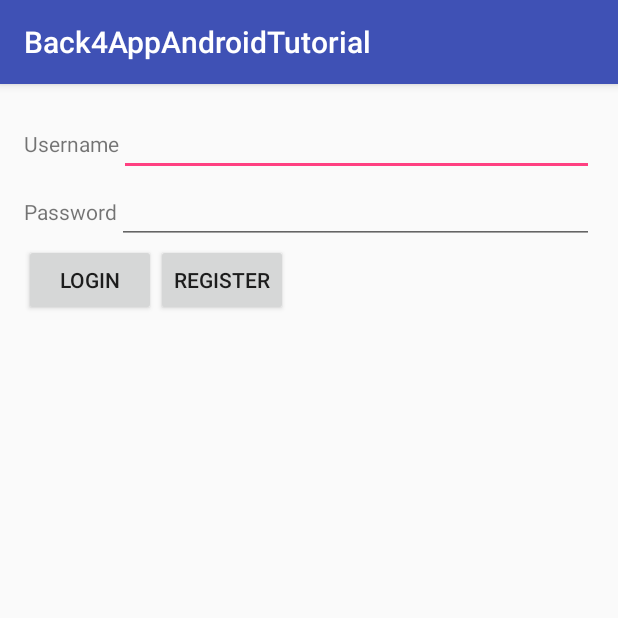
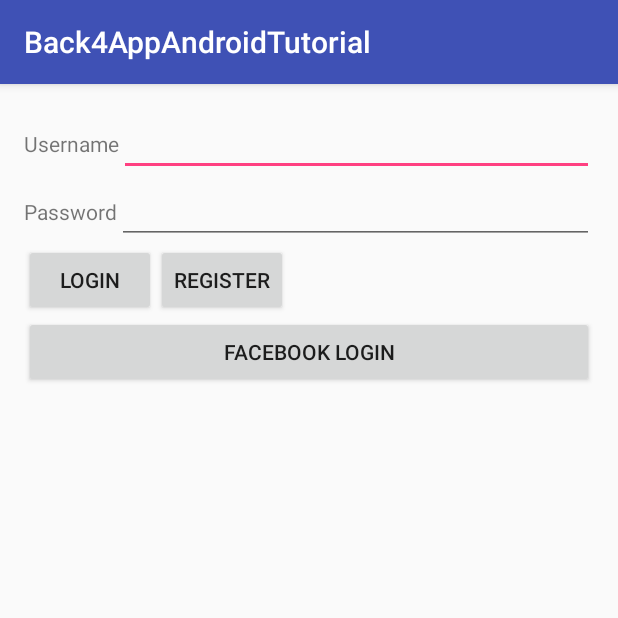
Before and after one commit to dominwong4/back4app-parse-android-login-starter, an Android app: the screen it shows after launch (MainActivity), on a phone screen of 412 x 824 dp, the top half of it. Run offline under Robolectric (Android 15) with nearby library versions, the phone set to English and light mode, and no system bars; libraries missing offline, so code that uses them is left out: com.facebook, com.parse; 5 statements that could not run were skipped.

Commit message:
Facebook Login
Add Facebook Login Function

```diff
--- a/app/src/main/java/scm/dominwong4/back4appandroidtutorial/MainActivity.java
+++ b/app/src/main/java/scm/dominwong4/back4appandroidtutorial/MainActivity.java
@@ -3,19 +3,45 @@ package scm.dominwong4.back4appandroidtutorial;
 import android.app.AlertDialog;
 import android.app.ProgressDialog;
 import android.content.DialogInterface;
+import android.content.Intent;
+import android.content.pm.PackageInfo;
+import android.content.pm.PackageManager;
+import android.content.pm.Signature;
+import android.os.Debug;
+import android.support.annotation.NonNull;
 import android.support.v7.app.AppCompatActivity;
 import android.os.Bundle;
+import android.util.Base64;
+import android.util.Log;
 import android.view.View;
 import android.widget.Button;
 import android.widget.EditText;
 import android.widget.TextView;
 
+import com.facebook.AccessToken;
+import com.facebook.GraphRequest;
+import com.facebook.GraphResponse;
 import com.parse.LogInCallback;
 import com.parse.Parse;
 import com.parse.ParseException;
 import com.parse.ParseObject;
 import com.parse.ParseUser;
+import com.parse.SaveCallback;
 import com.parse.SignUpCallback;
+
+import com.parse.ParseFacebookUtils;
+import com.facebook.FacebookSdk;
+
+import org.json.JSONArray;
+import org.json.JSONException;
+import org.json.JSONObject;
+
+import java.security.MessageDigest;
+import java.security.NoSuchAlgorithmException;
+import java.util.Arrays;
+import java.util.Collection;
+import java.util.Iterator;
+import java.util.List;
 
 public class MainActivity extends AppCompatActivity {
 
@@ -25,8 +51,14 @@ public class MainActivity extends AppCompatActivity {
 
     Button login;
     Button register;
+    Button facebookLogin;
 
     ProgressDialog progressDialog;
+    final List<String> permissions = Arrays.asList("public_profile", "email");
+
+    TextView t_username;
+    TextView t_email;
+
     @Override
     protected void onCreate(Bundle savedInstanceState) {
         super.onCreate(savedInstanceState);
@@ -36,11 +68,15 @@ public class MainActivity extends AppCompatActivity {
 
         login = (Button) findViewById(R.id.login);
         register = (Button) findViewById(R.id.register);
+        facebookLogin = (Button) findViewById(R.id.facebookButton);
+        t_username = (TextView) findViewById(R.id.usernameText);
+        t_email = (TextView) findViewById(R.id.emailText);
+        progressDialog = new ProgressDialog(MainActivity.this);
 
-        progressDialog = new ProgressDialog(MainActivity.this);
+        getKeyHash();
         Parse.initialize(new Parse.Configuration.Builder(this)
-                        .applicationId("Your Back4app parse app id")
-                        .clientKey("you can found your client key on back4app dashboard")
+                        .applicationId("MP6H592QYgcXg3SwdqFO1BAUtQz1ukNFSAuKDR2n")
+                        .clientKey("iL0IbxexpJFKh4Kx3aym8o6fbHrOWxeLGy1vmT7L")
                         .server("https://parseapi.back4app.com/").build()
         );
 
@@ -82,6 +118,29 @@ public class MainActivity extends AppCompatActivity {
             }
         });
 
+        facebookLogin.setOnClickListener(new View.OnClickListener() {
+            @Override
+            public void onClick(View v) {
+                ParseFacebookUtils.logInWithReadPermissionsInBackground(MainActivity.this, permissions, new LogInCallback() {
+                    @Override
+                    public void done(ParseUser user, ParseException err) {
+                        if (user == null) {
+                            Log.d("MyApp", "Uh oh. The user cancelled the Facebook login.");
+                        } else if (user.isNew()) {
+                            Log.d("MyApp", "User signed up and logged in through Facebook!");
+                            getUserDetailFromFB();
+                        } else {
+                            Log.d("MyApp", "User logged in through Facebook!");
+                            getUserDetailFromParse();
+                        }
+                    }
+                });
+            }
+        });
+
+        FacebookSdk.sdkInitialize(getApplicationContext());
+        ParseFacebookUtils.initialize(this);
+
     }
 
     void parseLogin(){
@@ -90,8 +149,7 @@ public class MainActivity extends AppCompatActivity {
             public void done(ParseUser parseUser, ParseException e) {
                 if (parseUser != null) {
                     progressDialog.dismiss();
-                    alertDisplayer("Login Successful","Welcome "+parseUser.getUsername());
-
+                    getUserDetailFromParse();
                 } else {
                     progressDialog.dismiss();
                     alertDisplayer("Login Fail", e.getMessage()+" Please re-try");
@@ -110,7 +168,8 @@ public class MainActivity extends AppCompatActivity {
                 if (e == null) {
 
                     progressDialog.dismiss();
-                    alertDisplayer("Register Successful", "Welcome " + ParseUser.getCurrentUser().getUsername());
+                    t_username.setText(ParseUser.getCurrentUser().getUsername());
+                    saveNewUser();
                 } else {
                     progressDialog.dismiss();
                     alertDisplayer("Register Fail", e.getMessage());
@@ -132,4 +191,67 @@ public class MainActivity extends AppCompatActivity {
         AlertDialog ok = builder.create();
         ok.show();
     }
+
+    @Override
+    protected void onActivityResult(int requestCode, int resultCode, Intent data) {
+        super.onActivityResult(requestCode, resultCode, data);
+        ParseFacebookUtils.onActivityResult(requestCode, resultCode, data);
+    }
+
+    private void getKeyHash() {
+        try {
+            PackageInfo info = getPackageManager().getPackageInfo("scm.dominwong4.back4appandroidtutorial", PackageManager.GET_SIGNATURES);
+            for (Signature signature : info.signatures) {
+                MessageDigest md = MessageDigest.getInstance("SHA");
+                md.update(signature.toByteArray());
+                Log.d("KeyHash:",Base64.encodeToString(md.digest(), Base64.DEFAULT));
+            }
+        } catch (PackageManager.NameNotFoundException e) {
+            //something
+        } catch (NoSuchAlgorithmException e) {
+            //something
+        }
+    }
+
+    void getUserDetailFromFB(){
+        GraphRequest request = GraphRequest.newMeRequest(AccessToken.getCurrentAccessToken(),new GraphRequest.GraphJSONObjectCallback(){
+            @Override
+            public void onCompleted(JSONObject object, GraphResponse response) {
+                try{
+                    t_username.setText(object.getString("name"));
+                }catch(JSONException e){
+                    e.printStackTrace();
+                }
+                try{
+                    t_email.setText(object.getString("email"));
+                }catch(JSONException e){
+                    e.printStackTrace();
+                }
+                saveNewUser();
+            }
+        });
+        Bundle parameters = new Bundle();
+        parameters.putString("fields","name,email");
+        request.setParameters(parameters);
+        request.executeAsync();
+    }
+    void saveNewUser(){
+        ParseUser user = ParseUser.getCurrentUser();
+        user.setUsername(t_username.getText().toString());
+        user.setEmail(t_email.getText().toString());
+        user.saveInBackground(new SaveCallback() {
+            @Override
+            public void done(ParseException e) {
+                alertDisplayer("Register Successful Welcome", "User:" + t_username.getText().toString() + " Login.Email:" + t_email.getText().toString());
+            }
+        });
+    }
+    void getUserDetailFromParse(){
+        ParseUser user = ParseUser.getCurrentUser();
+        t_username.setText(user.getUsername());
+        t_email.setText(user.getEmail());
+        alertDisplayer("Welcome Back", "User:" + t_username.getText().toString() +" Login.Email:"+t_email.getText().toString());
+
+    }
+
 }
--- a/app/src/main/res/layout/activity_main.xml
+++ b/app/src/main/res/layout/activity_main.xml
@@ -1,11 +1,15 @@
 <?xml version="1.0" encoding="utf-8"?>
 <LinearLayout xmlns:android="http://schemas.android.com/apk/res/android"
-    xmlns:tools="http://schemas.android.com/tools" android:layout_width="match_parent"
-    android:layout_height="match_parent" android:paddingLeft="@dimen/activity_horizontal_margin"
+    xmlns:tools="http://schemas.android.com/tools"
+    android:layout_width="match_parent"
+    android:layout_height="match_parent"
+    xmlns:facebook="http://schemas.android.com/apk/res-auto"
+    android:paddingLeft="@dimen/activity_horizontal_margin"
     android:orientation="vertical"
     android:paddingRight="@dimen/activity_horizontal_margin"
     android:paddingTop="@dimen/activity_vertical_margin"
-    android:paddingBottom="@dimen/activity_vertical_margin" tools:context=".MainActivity">
+    android:paddingBottom="@dimen/activity_vertical_margin"
+    tools:context=".MainActivity">
 
     <LinearLayout
         android:orientation="horizontal"
@@ -61,4 +65,32 @@
             android:id="@+id/register" />
     </LinearLayout>
 
+    <LinearLayout
+        android:orientation="horizontal"
+        android:layout_width="match_parent"
+        android:layout_height="wrap_content">
+
+        <Button
+            android:layout_width="fill_parent"
+            android:layout_height="wrap_content"
+            android:text="Facebook Login"
+            android:id="@+id/facebookButton" />
+    </LinearLayout>
+
+    <LinearLayout
+        android:orientation="horizontal"
+        android:layout_width="match_parent"
+        android:layout_height="wrap_content">
+
+        <TextView
+            android:layout_width="wrap_content"
+            android:layout_height="wrap_content"
+            android:id="@+id/usernameText" />
+
+        <TextView
+            android:layout_width="wrap_content"
+            android:layout_height="wrap_content"
+            android:id="@+id/emailText" />
+    </LinearLayout>
+
 </LinearLayout>
--- a/app/src/main/res/values/strings.xml
+++ b/app/src/main/res/values/strings.xml
@@ -1,3 +1,4 @@
 <resources>
     <string name="app_name">Back4AppAndroidTutorial</string>
+    <string name="facebook_app_id">1391267520902797</string>
 </resources>
```
Also changed, not shown: app/build.gradle (+7 -0 lines), app/src/main/AndroidManifest.xml (+10 -0 lines), app/libs/bolts-tasks-1.4.0.jar (deleted), app/libs/parse-android-1.13.1.jar (deleted), 1 other file.
